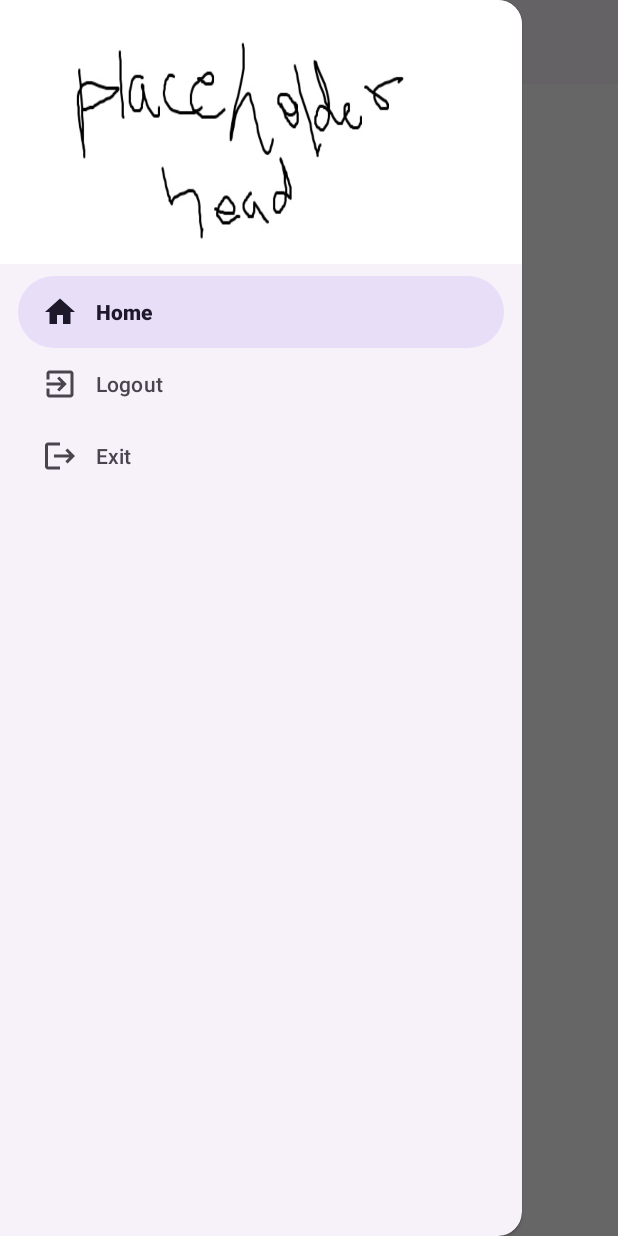
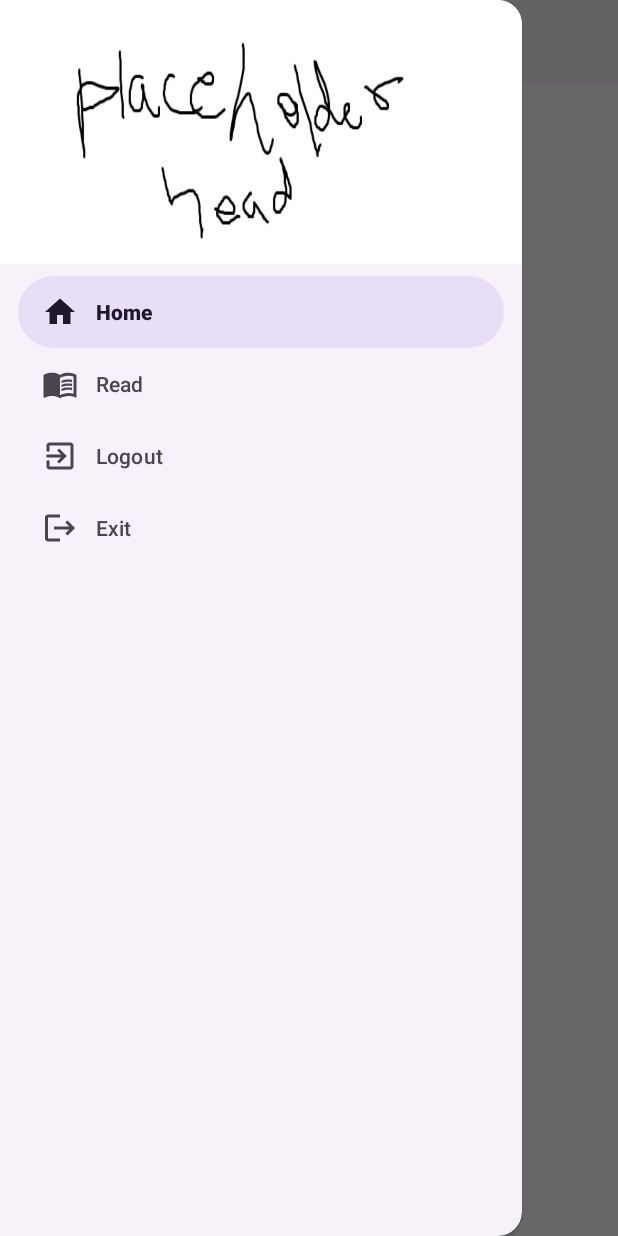
Before and after one commit to 0-pyro/ReadAce, an Android app: the HomeActivity screen opened directly, with no data from a screen before it, with the side drawer open, on a phone screen of 412 x 824 dp. Run offline under Robolectric (Android 15) with nearby library versions, the phone set to English and light mode, and no system bars; our stand-ins replace navigation-ui.

Commit message:
nav bar works

```diff
--- a/app/build.gradle.kts
+++ b/app/build.gradle.kts
@@ -41,6 +41,7 @@
     implementation("com.google.android.material:material:1.11.0")
     implementation("androidx.constraintlayout:constraintlayout:2.1.4")
     implementation("androidx.navigation:navigation-fragment:2.7.6")
+    implementation("com.github.barteksc:android-pdf-viewer:2.8.2")
     implementation("androidx.navigation:navigation-ui:2.7.6")
     implementation("com.google.firebase:firebase-auth:22.3.1")
     testImplementation("junit:junit:4.13.2")
--- a/app/src/main/java/com/mad/readniggareadfin/LoginActivity.java
+++ b/app/src/main/java/com/mad/readniggareadfin/LoginActivity.java
@@ -60,6 +60,12 @@
             public void onClick(View v) {
                 String email = mail.getText().toString();
                 String pw = pass.getText().toString();
+                if(email.isEmpty()) {
+                    mail.setError("Enter mail");
+                }
+                if(pw.isEmpty()) {
+                    pass.setError("Enter pass");
+                }
                 if(!email.isEmpty() && Patterns.EMAIL_ADDRESS.matcher(email).matches()) {
                     if(!pw.isEmpty()) {
                         auth.signInWithEmailAndPassword(email, pw).addOnSuccessListener(new OnSuccessListener<AuthResult>() {
--- /dev/null
+++ b/app/src/main/res/drawable/nav_read.xml
@@ -0,0 +1,8 @@
+<vector android:autoMirrored="true" android:height="24dp"
+    android:tint="#000000" android:viewportHeight="24"
+    android:viewportWidth="24" android:width="24dp" xmlns:android="http://schemas.android.com/apk/res/android">
+    <path android:fillColor="@android:color/white" android:pathData="M21,5c-1.11,-0.35 -2.33,-0.5 -3.5,-0.5c-1.95,0 -4.05,0.4 -5.5,1.5c-1.45,-1.1 -3.55,-1.5 -5.5,-1.5S2.45,4.9 1,6v14.65c0,0.25 0.25,0.5 0.5,0.5c0.1,0 0.15,-0.05 0.25,-0.05C3.1,20.45 5.05,20 6.5,20c1.95,0 4.05,0.4 5.5,1.5c1.35,-0.85 3.8,-1.5 5.5,-1.5c1.65,0 3.35,0.3 4.75,1.05c0.1,0.05 0.15,0.05 0.25,0.05c0.25,0 0.5,-0.25 0.5,-0.5V6C22.4,5.55 21.75,5.25 21,5zM21,18.5c-1.1,-0.35 -2.3,-0.5 -3.5,-0.5c-1.7,0 -4.15,0.65 -5.5,1.5V8c1.35,-0.85 3.8,-1.5 5.5,-1.5c1.2,0 2.4,0.15 3.5,0.5V18.5z"/>
+    <path android:fillColor="@android:color/white" android:pathData="M17.5,10.5c0.88,0 1.73,0.09 2.5,0.26V9.24C19.21,9.09 18.36,9 17.5,9c-1.7,0 -3.24,0.29 -4.5,0.83v1.66C14.13,10.85 15.7,10.5 17.5,10.5z"/>
+    <path android:fillColor="@android:color/white" android:pathData="M13,12.49v1.66c1.13,-0.64 2.7,-0.99 4.5,-0.99c0.88,0 1.73,0.09 2.5,0.26V11.9c-0.79,-0.15 -1.64,-0.24 -2.5,-0.24C15.8,11.66 14.26,11.96 13,12.49z"/>
+    <path android:fillColor="@android:color/white" android:pathData="M17.5,14.33c-1.7,0 -3.24,0.29 -4.5,0.83v1.66c1.13,-0.64 2.7,-0.99 4.5,-0.99c0.88,0 1.73,0.09 2.5,0.26v-1.52C19.21,14.41 18.36,14.33 17.5,14.33z"/>
+</vector>
--- a/app/src/main/res/menu/nav_menu.xml
+++ b/app/src/main/res/menu/nav_menu.xml
@@ -10,6 +10,11 @@
             android:title="Home"/>
 
         <item
+            android:id="@+id/nav_read"
+            android:icon="@drawable/nav_read"
+            android:title="Read"/>
+
+        <item
             android:id="@+id/nav_logout"
             android:icon="@drawable/nav_exit"
             android:title="Logout"/>
```
Also changed, not shown: app/src/main/java/com/mad/readniggareadfin/ReadFragment.java (added, +20 -0 lines), app/src/main/java/com/mad/readniggareadfin/ViewHolder.java (added, +18 -0 lines), app/src/main/res/layout/fragment_read.xml (added, +9 -0 lines), app/src/main/res/layout/text_row_item.xml (added, +37 -0 lines), 1 other file.
